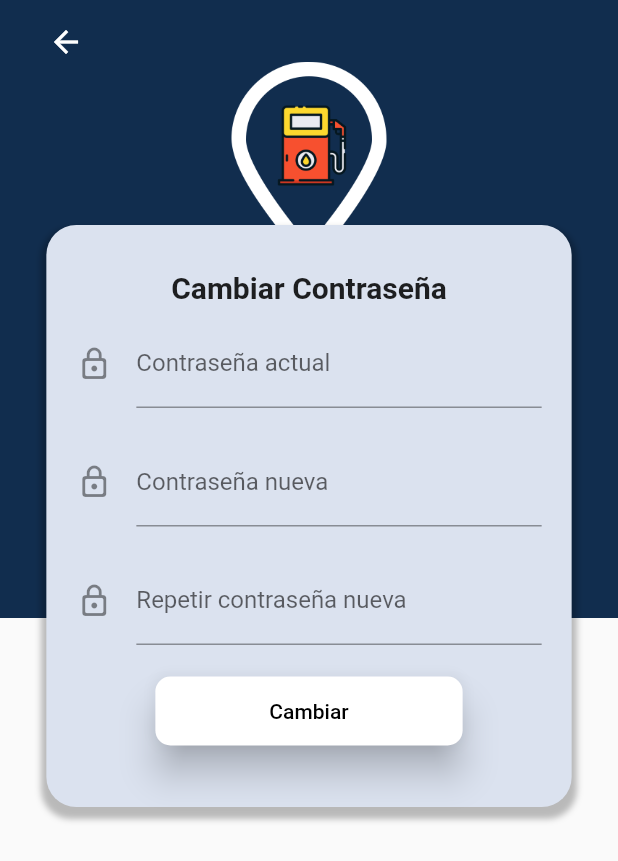
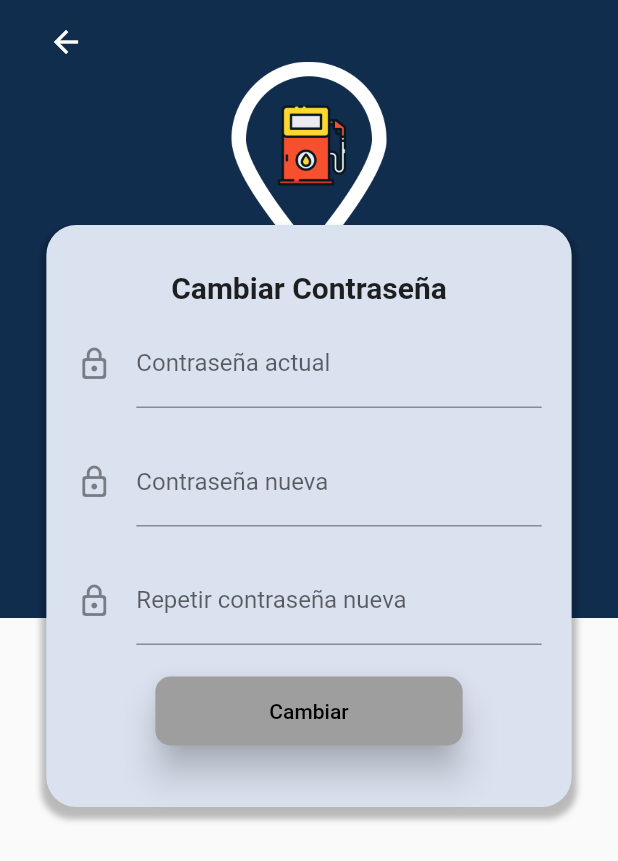
Before and after one commit to hugoarodriguez/gasofast, a Flutter app: the ChangePasswordPage screen opened by its route, on a phone screen of 412 x 824 dp. Shown: the top 861 px of the screen. Run offline on Flutter 3.47's test engine with Material 2 defaults, Android fonts, the phone set to English and light mode, and no system bars; our stand-ins replace cloud_firestore, firebase_auth, firebase_core, geolocator, google_maps_flutter, rxdart; accounts and stored records are empty.

Commit message:
Actualizacion de password funcionando

```diff
--- /dev/null
+++ b/lib/src/bloc/change_password_bloc.dart
@@ -0,0 +1,37 @@
+import 'dart:async';
+
+import 'package:gasofast/src/bloc/validators.dart';
+import 'package:rxdart/rxdart.dart';
+
+class ChangePasswordBloc with Validators{
+
+  final _passwordController    = BehaviorSubject<String>();
+  final _passwordNController = BehaviorSubject<String>();
+  final _passwordCController = BehaviorSubject<String>();
+
+  //Recuperar los datos del Stream
+  Stream<String> get passwordStream    => _passwordController.stream.transform(validarPassword);
+  Stream<String> get passwordNStream => _passwordNController.stream.transform(validarPassword);
+  Stream<String> get passwordCStream => _passwordCController.stream.transform(validarPasswordC);
+
+  //Stream para validar el formulario, es decir, que todos los campos del formulario contengan datos correctos
+  Stream<bool> get formValidStream =>
+      Rx.combineLatest3(passwordStream, passwordNStream, passwordCStream, (p, pn, pc) => true);//Con '(e, p) => true' retornamos true si emailStream (e) y passwordStream (p) contienen data
+
+  //Insertar valores al Stream
+  Function(String) get changePassword    => _passwordController.sink.add;
+  Function(String) get changePasswordN => _passwordNController.sink.add;
+  Function(String) get changePasswordC => _passwordCController.sink.add;
+
+  //Obtener el último valor ingresado a los Streams
+  String? get password => _passwordController.value;
+  String? get passwordN => _passwordNController.value;
+  String? get passwordC => _passwordCController.value;
+
+  //Limpiar los Streams
+  dispose(){
+    _passwordController.close();
+    _passwordNController.close();
+    _passwordCController.close();
+  }
+}
--- a/lib/src/bloc/provider.dart
+++ b/lib/src/bloc/provider.dart
@@ -1,4 +1,5 @@
 import 'package:flutter/material.dart';
+import 'package:gasofast/src/bloc/change_password_bloc.dart';
 
 import 'package:gasofast/src/bloc/login_bloc.dart';
 import 'package:gasofast/src/bloc/map_bloc.dart';
@@ -9,6 +10,7 @@ class Provider extends InheritedWidget{
 
   final loginBloc = LoginBloc();
   final registerBloc = RegisterBloc();
+  final changePasswordBloc = ChangePasswordBloc();
   final mapBloc = MapBloc();
 
   static late Provider _instancia;
@@ -52,6 +54,17 @@ class Provider extends InheritedWidget{
     registerBlocN;
   }
 
+  //Esta función busca entre todo el árbol de Widgets y retorna la instancia del bloc 'registerBloc' basado en el 'context'
+  static ChangePasswordBloc ofChangePassword ( BuildContext context ){
+    final changePasswordBlocN = ChangePasswordBloc();
+
+    return context.dependOnInheritedWidgetOfExactType<Provider>() != null
+    ?
+    context.dependOnInheritedWidgetOfExactType<Provider>()!.changePasswordBloc
+    :
+    changePasswordBlocN;
+  }
+
   //Esta función busca entre todo el árbol de Widgets y retorna la instancia del bloc 'mapBloc' basado en el 'context'
   static MapBloc ofMap ( BuildContext context ){
     final mapBlocN = MapBloc();
--- a/lib/src/pages/change_password_page.dart
+++ b/lib/src/pages/change_password_page.dart
@@ -1,7 +1,13 @@
 import 'package:flutter/material.dart';
+import 'package:gasofast/src/bloc/change_password_bloc.dart';
+import 'package:gasofast/src/bloc/provider.dart';
+
+import 'package:gasofast/src/providers/usuario_provider.dart';
 import 'package:gasofast/src/utils/utils.dart';
 
 class ChangePasswordPage extends StatelessWidget {
+
+  final usuarioProvider = UsuarioProvider();
 
   @override
   Widget build(BuildContext context) {
@@ -16,7 +22,6 @@ class ChangePasswordPage extends StatelessWidget {
       ),
     );
   }
-}
 
   //Botón para regresar a la pantalla de Inicio
   Widget _backButton(BuildContext context){
@@ -30,6 +35,9 @@ Widget _backButton(BuildContext context){
 
   //Widget que contiene todo el formulario Login
   Widget _changePasswordForm(BuildContext context){
+
+    final bloc = Provider.ofChangePassword(context);
+
     final size = MediaQuery.of(context).size;
 
     return SingleChildScrollView(
@@ -61,13 +69,13 @@ Widget _changePasswordForm(BuildContext context){
               children: <Widget>[
                 Text('Cambiar Contraseña', style: TextStyle(fontSize: 20.0, fontWeight: FontWeight.bold )),
                   SizedBox(height: 10.0),
-                _crearPasswordA(),
+                  _crearPasswordA(bloc),
                   SizedBox(height: 20.0),
-                _crearPasswordN(),
+                  _crearPasswordN(bloc),
                   SizedBox(height: 20.0),
-                _crearPasswordNC(),
+                  _crearPasswordNC(bloc),
                   SizedBox(height: 20.0),
-                _crearButton(),
+                  _crearButton(bloc),
                   SizedBox(height: 10.0),
               ],
             ),
@@ -80,7 +88,11 @@ Widget _changePasswordForm(BuildContext context){
   }
 
   //Widget para el TextField de la PasswordA
-Widget _crearPasswordA(){
+  Widget _crearPasswordA(ChangePasswordBloc bloc){
+    return StreamBuilder<Object>(
+      stream: bloc.passwordStream,
+      builder: (BuildContext context, AsyncSnapshot snapshot){
+
         return Container(
           padding: EdgeInsets.symmetric(horizontal: 20.0),
           child: TextField(
@@ -88,13 +100,22 @@ Widget _crearPasswordA(){
             decoration: InputDecoration(
               icon: Icon(Icons.lock_outline_rounded),
               labelText: 'Contraseña actual',
-      )
+              counterText: snapshot.data  != null ? 'Contraseña válida' : null,
+                errorText: snapshot.error != null ? snapshot.error.toString() : null
             ),
+            onChanged: bloc.changePassword,
+          ),
+        );
+      }
     );
   }
 
   //Widget para el TextField de la PasswordN
-Widget _crearPasswordN(){
+  Widget _crearPasswordN(ChangePasswordBloc bloc){
+    return StreamBuilder<Object>(
+      stream: bloc.passwordNStream,
+      builder: (BuildContext context, AsyncSnapshot snapshot){
+
         return Container(
           padding: EdgeInsets.symmetric(horizontal: 20.0),
           child: TextField(
@@ -102,13 +123,22 @@ Widget _crearPasswordN(){
             decoration: InputDecoration(
               icon: Icon(Icons.lock_outline_rounded),
               labelText: 'Contraseña nueva',
-      )
+              counterText: snapshot.data  != null ? 'Contraseña válida' : null,
+                errorText: snapshot.error != null ? snapshot.error.toString() : null
             ),
+            onChanged: bloc.changePasswordN,
+          ),
+        );
+      }
     );
   }
 
   //Widget para el TextField de la Password
-Widget _crearPasswordNC(){
+  Widget _crearPasswordNC(ChangePasswordBloc bloc){
+    return StreamBuilder<Object>(
+      stream: bloc.passwordCStream,
+      builder: (BuildContext context, AsyncSnapshot snapshot){
+
         return Container(
           padding: EdgeInsets.symmetric(horizontal: 20.0),
           child: TextField(
@@ -116,13 +146,18 @@ Widget _crearPasswordNC(){
             decoration: InputDecoration(
               icon: Icon(Icons.lock_outline_rounded),
               labelText: 'Repetir contraseña nueva',
-      )
+              counterText: snapshot.data  != null ? 'Contraseña válida' : null,
+                errorText: snapshot.error != null ? snapshot.error.toString() : null
             ),
+            onChanged: bloc.changePasswordC,
+          ),
+        );
+      }
     );
   }
 
   //Widget para el ElevatedButton de Ingresar
-Widget _crearButton(){
+  Widget _crearButton(ChangePasswordBloc bloc){
 
     final estiloBoton = ButtonStyle(
         backgroundColor: MaterialStateProperty.resolveWith<Color>(
@@ -136,6 +171,9 @@ Widget _crearButton(){
         shape: MaterialStateProperty.all<RoundedRectangleBorder>(RoundedRectangleBorder(borderRadius: BorderRadius.circular(10.0)))
       );
 
+    return StreamBuilder<Object>(
+      stream: bloc.formValidStream,
+        builder: (BuildContext context, AsyncSnapshot snapshot ){
         return Container(
           child: ElevatedButton(
             child: Container(
@@ -143,7 +181,37 @@ Widget _crearButton(){
               child: Text('Cambiar', style: TextStyle(color: Colors.black) ,),
             ),
             style: estiloBoton,
-      onPressed: (){},
+            onPressed: snapshot.hasData ? () => _changePassword(bloc, context) : null
           ),
         );
       }
+    );
+  }
+
+  //Método para autenticar inicio de sesión con Firebase
+  _changePassword(ChangePasswordBloc bloc, BuildContext context) async {
+
+    final info =  await usuarioProvider.actualizarPassword(bloc.password, bloc.passwordC, bloc.passwordN);
+
+    if(info['ok']){
+      //Escondemos el teclado
+      FocusScopeNode currentFocus = FocusScope.of(context);
+
+      if (!currentFocus.hasPrimaryFocus) {
+        currentFocus.unfocus();
+      }
+
+      ScaffoldMessenger.of(context).showSnackBar(
+        SnackBar(content: Text(info['mensaje']), backgroundColor: Colors.green.shade400,)
+      );
+
+      //Cerramos la pantalla
+      Navigator.pop(context);
+    } else {
+
+      ScaffoldMessenger.of(context).showSnackBar(
+        SnackBar(content: Text(info['mensaje']), backgroundColor: Colors.red.shade400,)
+      );
+    }
+  }
+}
```
Also changed, not shown: lib/src/providers/usuario_provider.dart (+33 -0 lines), lib/src/pages/signup_page.dart (indentation only). Lines whose indentation alone changed are shown as unchanged.
